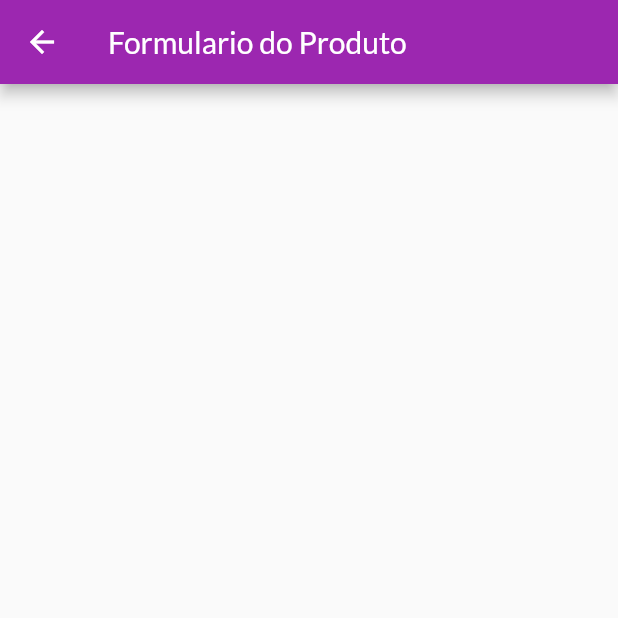
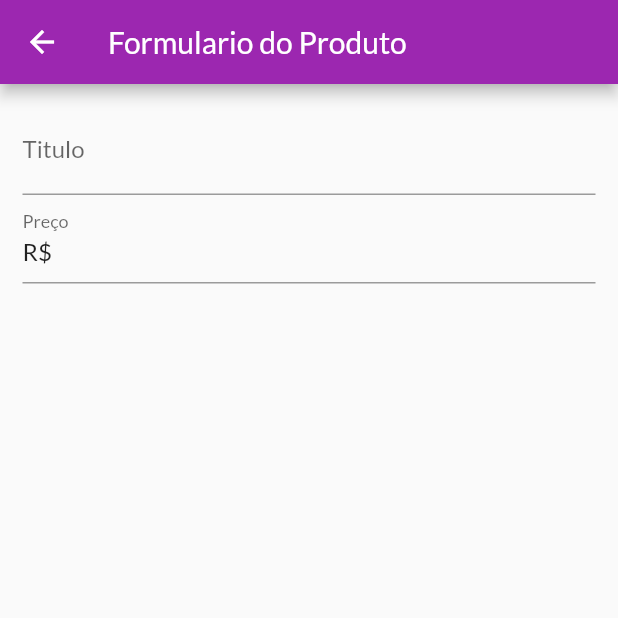
Before and after one commit to VitorL02/MyShop, a Flutter app: the ProductForm screen opened by its route, on a phone screen of 412 x 824 dp, the top half of it. Run offline on Flutter 3.47's test engine with Material 2 defaults, Android fonts, the phone set to English and light mode, and no system bars; network calls fail.

Commit message:
Criando o formulario de preço e texto,controlando foco na troca de campo selecionado

```diff
--- a/lib/views/productFormScreen.dart
+++ b/lib/views/productFormScreen.dart
@@ -8,12 +8,41 @@ class ProductForm extends StatefulWidget {
 }
 
 class _ProductFormState extends State<ProductForm> {
+  //Gerencia qual formulario estara em foco
+  final _priceFocusNode = FocusNode();
   @override
   Widget build(BuildContext context) {
     return Scaffold(
       appBar: AppBar(
         title: Text('Formulario do Produto'),
       ),
+      body: Padding(
+        padding: const EdgeInsets.all(15.0),
+        child: Form(
+            child: ListView(
+          children: [
+            TextFormField(
+              decoration: InputDecoration(labelText: 'Titulo'),
+              //faz com que ao terminar de digitar o texto o formulario jogue para o proximo campo
+              textInputAction: TextInputAction.next,
+              //Quando o campo for preenchido ele ativa a variavel de controle e muda pro proximo que sera o de preço
+              onFieldSubmitted: (_) {
+                FocusScope.of(context).requestFocus(_priceFocusNode);
+              },
+            ),
+            TextFormField(
+                decoration: InputDecoration(labelText: 'Preço'),
+                textInputAction: TextInputAction.next,
+                initialValue: 'R\$ ',
+                //Utiliza da variavel de foco pra quando o usuario clicar em next o campo ser focado
+                focusNode: _priceFocusNode,
+                //Faz o teclado so mostrar numeros,que no caso e o campo de preço
+                keyboardType: TextInputType.numberWithOptions(
+                  decimal: true,
+                )),
+          ],
+        )),
+      ),
     );
   }
 }
```
